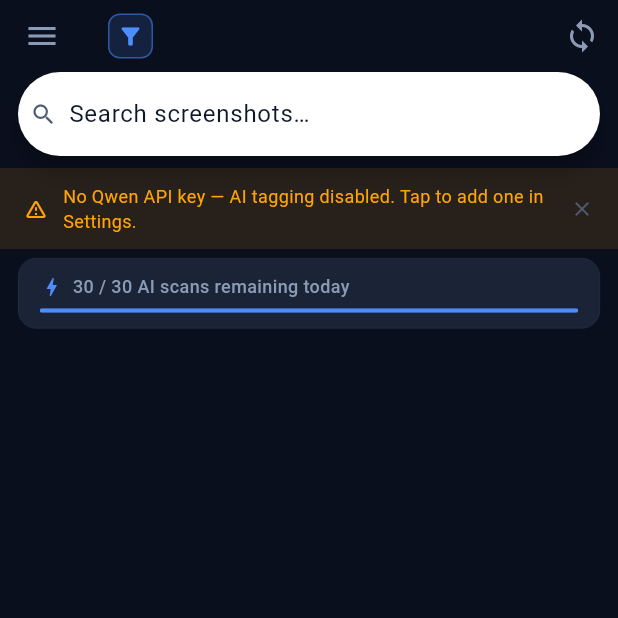
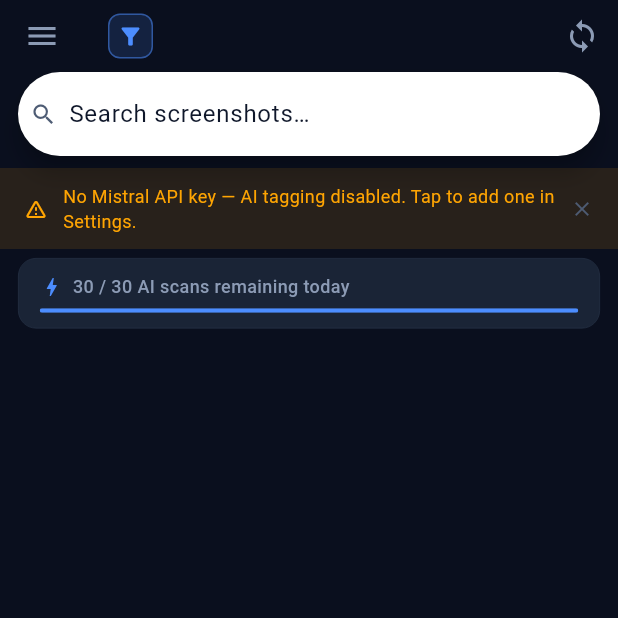
Before and after one commit to TreyKys/Smart-Shot, a Flutter app: the screen it shows after launch, after a tap on "Skip", after a tap on "Live Mode", on a phone screen of 412 x 824 dp, the top half of it. Run offline on Flutter 3.47's test engine with Material 3 defaults, Android fonts, the phone set to English and light mode, and no system bars; drawn by our look-alikes of flutter_animate; our stand-ins replace firebase_core, firebase_crashlytics, firebase_remote_config, flutter_image_compress, flutter_local_notifications, flutter_riverpod and 8 more; missing offline and left inert: add_2_calendar, firebase_app_check, google_mlkit_text_recognition, photo_manager, purchases_flutter, receive_sharing_intent and 1 more; accounts and stored records are empty; generated files the repository leaves out were written again; statements that could not run were skipped.

Commit message:
Switch AI provider from Qwen to Mistral AI
Third provider this project has run on (Gemini -> Qwen -> Mistral),
per the user's call: no application gate, usable immediately while
Alibaba/AWS/Anthropic startup credit applications are still pending.

- lib/core/ai/qwen_client.dart -> mistral_client.dart: same transport
  shape carries over almost unchanged, since Qwen and Mistral are both
  OpenAI-compatible chat-completions APIs (base64 image_url, Bearer
  auth, response_format: json_object). Endpoint now
  api.mistral.ai/v1/chat/completions; retry backoff bumped to 5s
  steps and the log message calls out explicitly that Mistral's free
  tier is reported to be tightly rate-limited (a couple of
  requests/minute on some accounts) even though its monthly token cap
  sounds generous — worth checking actual limits in Mistral's console
  before relying on it for anything time-sensitive.
- Model id: pixtral-12b-2409 (Mistral's vision-capable line), used for
  both screenshot tagging and the Assistant, pinned to a dated release
  rather than a "-latest" alias. NOT verified against a live call — no
  Mistral key was available while writing this; one-line change in
  llm_service.dart / assistant_service.dart if it's wrong.
- shared_key_service.dart: Remote Config parameter renamed (again)
  gemini_api_key -> qwen_api_key -> mistral_api_key. This is a new
  parameter name, not a rename of the existing one in the Firebase
  Console.
- app_config.dart: BYOK dart-define QWEN_API_KEY -> MISTRAL_API_KEY.
- Settings UI, gallery screen banner, legal/privacy-policy.html,
  legal/terms.html: "Qwen"/"Alibaba Cloud" AI-processing language
  updated to Mistral AI, including a note that Mistral is EU/France-
  based and processes under GDPR standards (a real difference from
  the prior two providers, not just a name swap).

Same as the Qwen swap: needs a real Mistral API key, published to
Remote Config as mistral_api_key (or set as BYOK for local testing),
before any of this does anything.

```diff
--- a/lib/core/config/app_config.dart
+++ b/lib/core/config/app_config.dart
@@ -7,10 +7,11 @@ class AppConfig {
   const AppConfig._();
 
   /// Only used for the BYOK (bring-your-own-key) path, where the user
-  /// supplies their own Qwen (Alibaba Cloud DashScope) key in Settings —
-  /// their key, their cost, their risk to accept. The app's own shared quota
-  /// uses a key fetched at runtime instead: see SharedKeyService.
-  static const String qwenApiKey = String.fromEnvironment('QWEN_API_KEY');
+  /// supplies their own Mistral AI key in Settings — their key, their cost,
+  /// their risk to accept. The app's own shared quota uses a key fetched at
+  /// runtime instead: see SharedKeyService.
+  static const String mistralApiKey =
+      String.fromEnvironment('MISTRAL_API_KEY');
 
   static const String revenueCatAndroidApiKey =
       String.fromEnvironment('REVENUECAT_ANDROID_API_KEY');
--- a/lib/core/config/shared_key_service.dart
+++ b/lib/core/config/shared_key_service.dart
@@ -2,8 +2,8 @@ import 'package:firebase_remote_config/firebase_remote_config.dart';
 import 'package:flutter/foundation.dart';
 import 'package:sift/core/diagnostics/diagnostic_log.dart';
 
-/// Serves the shared Qwen (Alibaba Cloud DashScope) API key, fetched from
-/// Firebase Remote Config rather than compiled into the app.
+/// Serves the shared Mistral AI API key, fetched from Firebase Remote Config
+/// rather than compiled into the app.
 ///
 /// The key is stored as a Remote Config parameter and delivered at runtime.
 /// App Check enforcement is switched on for Remote Config in the Firebase
@@ -18,16 +18,17 @@ import 'package:sift/core/diagnostics/diagnostic_log.dart';
 /// in this repo, and can be rotated or revoked from the console without
 /// shipping an update.
 ///
-/// The Remote Config parameter name below (`qwen_api_key`) must be created
-/// in the Firebase Console — it did not exist under this name before the
-/// Gemini → Qwen switch, so publishing a Qwen key requires adding this
-/// parameter fresh, not just updating the old `gemini_api_key` one.
+/// The Remote Config parameter name below (`mistral_api_key`) must be
+/// created in the Firebase Console — third name this parameter has had
+/// (`gemini_api_key` → `qwen_api_key` → this one) as the AI provider has
+/// changed. Each switch needs the new parameter added fresh; the old ones
+/// are just dead config, not automatically renamed.
 class SharedKeyService {
   const SharedKeyService._();
 
   /// Remote Config parameter name. Must match the key in the Firebase Console
   /// exactly — a typo here reads as "no key configured" rather than an error.
-  static const String kQwenKeyParam = 'qwen_api_key';
+  static const String kMistralKeyParam = 'mistral_api_key';
 
   /// Makes a missing key a hard failure instead of a silent no-op. Off by
   /// default so local and CI builds still run without Remote Config reachable;
@@ -53,7 +54,7 @@ class SharedKeyService {
     required bool mustExist,
   }) {
     if (key.isNotEmpty || !mustExist) return null;
-    return 'No "$kQwenKeyParam" came back from Remote Config but '
+    return 'No "$kMistralKeyParam" came back from Remote Config but '
         'REQUIRE_SHARED_AI_KEY is set. This build would skip every shared-quota '
         'AI call. Check that the parameter is published in the Firebase '
         'Console and that App Check is not rejecting this build.';
@@ -76,14 +77,14 @@ class SharedKeyService {
           minimumFetchInterval: const Duration(hours: 1),
         ),
       );
-      await remoteConfig.setDefaults(const {kQwenKeyParam: ''});
+      await remoteConfig.setDefaults(const {kMistralKeyParam: ''});
       await remoteConfig.fetchAndActivate();
-      _cached = remoteConfig.getString(kQwenKeyParam).trim();
+      _cached = remoteConfig.getString(kMistralKeyParam).trim();
 
       if (_cached.isEmpty) {
         debugPrint(
-            'SharedKeyService: Remote Config returned no "$kQwenKeyParam" — '
-            'shared AI is off (BYOK still works).');
+            'SharedKeyService: Remote Config returned no "$kMistralKeyParam" '
+            '— shared AI is off (BYOK still works).');
         DiagnosticLog.warn(
             'SharedKeyService: Remote Config returned no shared key. Shared '
             'AI is off — either the parameter isn\'t published, or App Check '
--- a/lib/features/assistant/assistant_service.dart
+++ b/lib/features/assistant/assistant_service.dart
@@ -1,13 +1,13 @@
 import 'package:flutter/foundation.dart';
-import 'package:sift/core/ai/qwen_client.dart';
+import 'package:sift/core/ai/mistral_client.dart';
 import 'package:sift/core/config/shared_key_service.dart';
 import 'package:sift/core/diagnostics/diagnostic_log.dart';
 
 // Same model as LLMService's screenshot tagging — one fewer thing to keep in
-// sync if Alibaba changes naming, and this call is small (a sentence plus a
+// sync if Mistral changes naming, and this call is small (a sentence plus a
 // short tag/collection list) so the vision-capable tier costs nothing extra
 // here even though no image is ever sent.
-const String _kAssistantModel = 'qwen-vl-plus';
+const String _kAssistantModel = 'pixtral-12b-2409';
 
 enum AssistantIntent {
   search,
@@ -142,7 +142,7 @@ before or after it. Use exactly this shape:
 User: $message
 ''';
 
-    final map = await QwenClient.completeJson(
+    final map = await MistralClient.completeJson(
       apiKey: apiKey,
       model: _kAssistantModel,
       prompt: prompt,
--- a/lib/features/gallery/presentation/gallery_screen.dart
+++ b/lib/features/gallery/presentation/gallery_screen.dart
@@ -744,7 +744,7 @@ class _ApiKeyWarningBannerState extends ConsumerState<_ApiKeyWarningBanner> {
             const SizedBox(width: 10),
             const Expanded(
               child: Text(
-                'No Qwen API key — AI tagging disabled. Tap to add one in Settings.',
+                'No Mistral API key — AI tagging disabled. Tap to add one in Settings.',
                 style: TextStyle(color: SiftColors.warning, fontSize: 12),
               ),
             ),
--- a/lib/features/settings/settings_screen.dart
+++ b/lib/features/settings/settings_screen.dart
@@ -120,8 +120,8 @@ class _SettingsScreenState extends ConsumerState<SettingsScreen> {
           // BYOK
           ListTile(
             leading: const Icon(Icons.vpn_key),
-            title: const Text('Bring Your Own Key (Qwen)'),
-            subtitle: const Text('Power users: Bypass the energy and ad systems entirely by using your own Qwen (Alibaba Cloud DashScope) API key.'),
+            title: const Text('Bring Your Own Key (Mistral)'),
+            subtitle: const Text('Power users: Bypass the energy and ad systems entirely by using your own Mistral AI API key.'),
           ),
           Padding(
             padding: const EdgeInsets.symmetric(horizontal: 16),
@@ -131,7 +131,7 @@ class _SettingsScreenState extends ConsumerState<SettingsScreen> {
                   child: TextField(
                     controller: _byokController,
                     decoration: const InputDecoration(
-                      hintText: 'Enter Qwen API Key',
+                      hintText: 'Enter Mistral API Key',
                       border: OutlineInputBorder(),
                     ),
                   ),
--- a/lib/main.dart
+++ b/lib/main.dart
@@ -46,7 +46,7 @@ Future<void> main() async {
     try {
       // Play Integrity attests to Google that this is a real, unmodified
       // build of the app — that's what Remote Config checks before handing
-      // over the shared Qwen key. The debug provider replaces that with a
+      // over the shared Mistral key. The debug provider replaces that with a
       // token registered manually in Firebase Console, since Play Integrity
       // attestation isn't available for local/CI debug builds.
       await FirebaseAppCheck.instance.activate(
```
Also changed, not shown: lib/core/ai/mistral_client.dart (renamed from lib/core/ai/qwen_client.dart, +47 -45 lines), lib/features/ingestion/services/llm_service.dart (+23 -22 lines), 2 other files.
